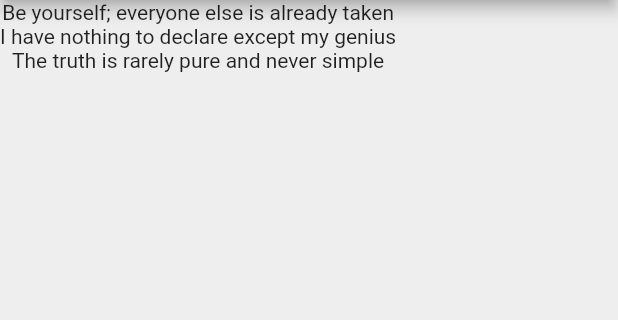
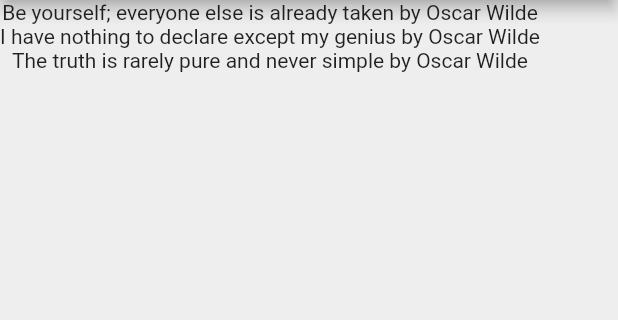
Before and after one commit to szvitek/flutter-quotes, a Flutter app: the screen it shows after launch, on a phone screen of 412 x 824 dp, the part 84-404 px from its top. Run offline on Flutter 3.47's test engine with Material 2 defaults, Android fonts, the phone set to English and light mode, and no system bars.

Commit message:
feat(Classes): custom classes

```diff
--- a/lib/main.dart
+++ b/lib/main.dart
@@ -1,4 +1,5 @@
 import 'package:flutter/material.dart';
+import 'quote.dart';
 
 void main() {
   runApp(MaterialApp(
@@ -13,10 +14,10 @@ class QuoteList extends StatefulWidget {
 
 class _QuoteListState extends State<QuoteList> {
 
-  List<String> quotes = [
-    'Be yourself; everyone else is already taken',
-    'I have nothing to declare except my genius',
-    'The truth is rarely pure and never simple'
+  List<Quote> quotes = [
+    Quote(author: 'Oscar Wilde', text: 'Be yourself; everyone else is already taken'),
+    Quote(author: 'Oscar Wilde', text: 'I have nothing to declare except my genius'),
+    Quote(author: 'Oscar Wilde', text: 'The truth is rarely pure and never simple')
   ];
 
   @override
@@ -29,7 +30,7 @@ class _QuoteListState extends State<QuoteList> {
         backgroundColor: Colors.redAccent,
       ),
       body: Column(
-        children: quotes.map((quote) => Text(quote)).toList()
+        children: quotes.map((quote) => Text('${quote.text} by ${quote.author}')).toList()
       )
     );
   }
--- /dev/null
+++ b/lib/quote.dart
@@ -0,0 +1,26 @@
+ class Quote {
+  String text;
+  String author;
+
+  // normal constructor:
+  //  Quote(String text, String author) {
+  //    this.text = text;
+  //    this.author = author;
+  //  }
+  // Quote myQuote = Quote('my text', 'author name');
+
+  // named parameters:
+  //  Quote({ String text, String author }) {
+  //    this.text = text;
+  //    this.author = author;
+  //  }
+  // Quote myQuote = Quote(author: 'author name',  text: 'my text');
+
+  // constructor shortcut:
+  // Quote(this.text, this.author);
+  // Quote myQuote = Quote('my text', 'author name');
+
+  // constructor shortcut with named parameters:
+  Quote({ this.text, this.author });
+  // Quote myQuote = Quote(author: 'author name',  text: 'my text');
+}
```
